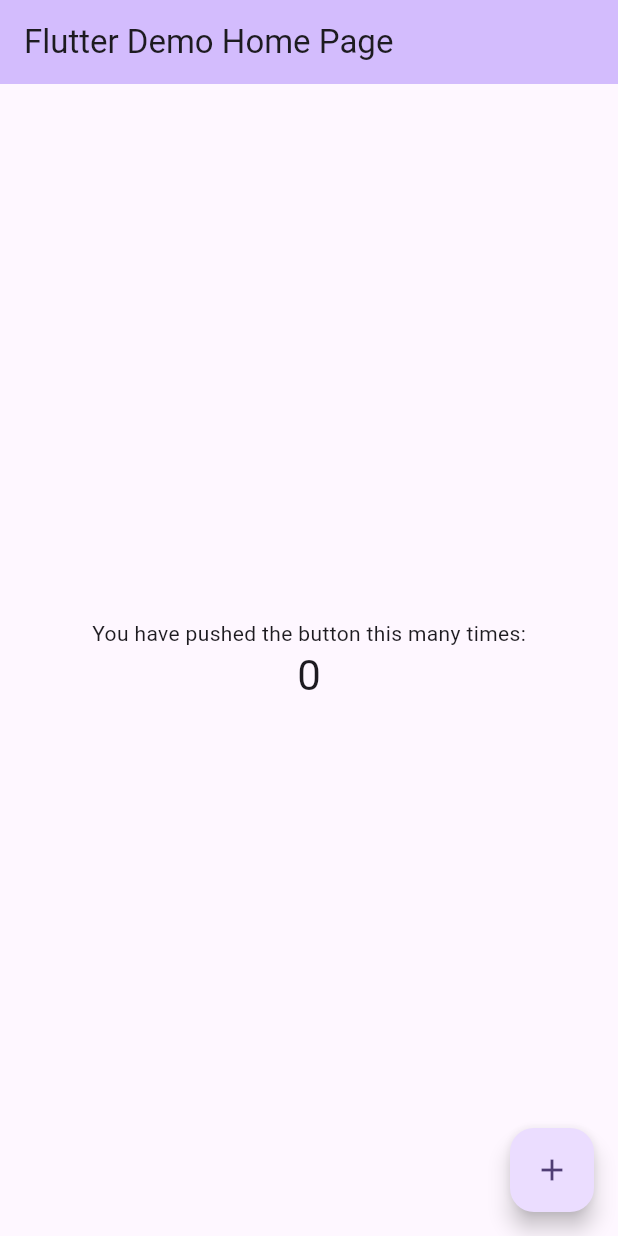
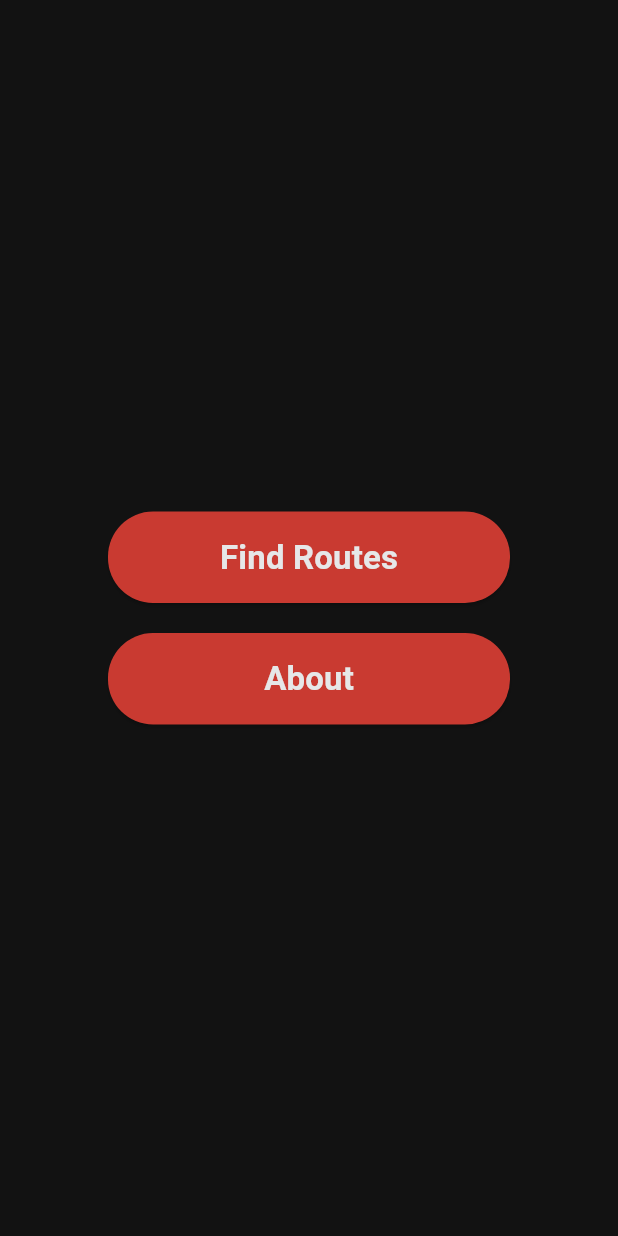
Before and after one commit to Petar-Taneski/boulder_bar_app, a Flutter app: the screen it shows after launch, on a phone screen of 412 x 824 dp. Run offline on Flutter 3.47's test engine with Material 3 defaults, Android fonts, the phone set to English and light mode, and no system bars.

Commit message:
adding home screen and buttons

```diff
--- a/lib/main.dart
+++ b/lib/main.dart
@@ -1,3 +1,4 @@
+import 'package:boulder_bar_app/pages/home.dart';
 import 'package:flutter/material.dart';
 
 void main() {
@@ -7,119 +8,16 @@ void main() {
 class MyApp extends StatelessWidget {
   const MyApp({super.key});
 
-  // This widget is the root of your application.
   @override
   Widget build(BuildContext context) {
     return MaterialApp(
       title: 'Flutter Demo',
       theme: ThemeData(
-        // This is the theme of your application.
-        //
-        // TRY THIS: Try running your application with "flutter run". You'll see
-        // the application has a purple toolbar. Then, without quitting the app,
-        // try changing the seedColor in the colorScheme below to Colors.green
-        // and then invoke "hot reload" (save your changes or press the "hot
-        // reload" button in a Flutter-supported IDE, or press "r" if you used
-        // the command line to start the app).
-        //
-        // Notice that the counter didn't reset back to zero; the application
-        // state is not lost during the reload. To reset the state, use hot
-        // restart instead.
-        //
-        // This works for code too, not just values: Most code changes can be
-        // tested with just a hot reload.
-        colorScheme: ColorScheme.fromSeed(seedColor: Colors.deepPurple),
+        // define the theme as black
+        colorScheme: ColorScheme.dark(),
         useMaterial3: true,
       ),
-      home: const MyHomePage(title: 'Flutter Demo Home Page'),
+      home: HomeScreen(),
     );
   }
 }
-
-class MyHomePage extends StatefulWidget {
-  const MyHomePage({super.key, required this.title});
-
-  // This widget is the home page of your application. It is stateful, meaning
-  // that it has a State object (defined below) that contains fields that affect
-  // how it looks.
-
-  // This class is the configuration for the state. It holds the values (in this
-  // case the title) provided by the parent (in this case the App widget) and
-  // used by the build method of the State. Fields in a Widget subclass are
-  // always marked "final".
-
-  final String title;
-
-  @override
-  State<MyHomePage> createState() => _MyHomePageState();
-}
-
-class _MyHomePageState extends State<MyHomePage> {
-  int _counter = 0;
-
-  void _incrementCounter() {
-    setState(() {
-      // This call to setState tells the Flutter framework that something has
-      // changed in this State, which causes it to rerun the build method below
-      // so that the display can reflect the updated values. If we changed
-      // _counter without calling setState(), then the build method would not be
-      // called again, and so nothing would appear to happen.
-      _counter++;
-    });
-  }
-
-  @override
-  Widget build(BuildContext context) {
-    // This method is rerun every time setState is called, for instance as done
-    // by the _incrementCounter method above.
-    //
-    // The Flutter framework has been optimized to make rerunning build methods
-    // fast, so that you can just rebuild anything that needs updating rather
-    // than having to individually change instances of widgets.
-    return Scaffold(
-      appBar: AppBar(
-        // TRY THIS: Try changing the color here to a specific color (to
-        // Colors.amber, perhaps?) and trigger a hot reload to see the AppBar
-        // change color while the other colors stay the same.
-        backgroundColor: Theme.of(context).colorScheme.inversePrimary,
-        // Here we take the value from the MyHomePage object that was created by
-        // the App.build method, and use it to set our appbar title.
-        title: Text(widget.title),
-      ),
-      body: Center(
-        // Center is a layout widget. It takes a single child and positions it
-        // in the middle of the parent.
-        child: Column(
-          // Column is also a layout widget. It takes a list of children and
-          // arranges them vertically. By default, it sizes itself to fit its
-          // children horizontally, and tries to be as tall as its parent.
-          //
-          // Column has various properties to control how it sizes itself and
-          // how it positions its children. Here we use mainAxisAlignment to
-          // center the children vertically; the main axis here is the vertical
-          // axis because Columns are vertical (the cross axis would be
-          // horizontal).
-          //
-          // TRY THIS: Invoke "debug painting" (choose the "Toggle Debug Paint"
-          // action in the IDE, or press "p" in the console), to see the
-          // wireframe for each widget.
-          mainAxisAlignment: MainAxisAlignment.center,
-          children: <Widget>[
-            const Text(
-              'You have pushed the button this many times:',
-            ),
-            Text(
-              '$_counter',
-              style: Theme.of(context).textTheme.headlineMedium,
-            ),
-          ],
-        ),
-      ),
-      floatingActionButton: FloatingActionButton(
-        onPressed: _incrementCounter,
-        tooltip: 'Increment',
-        child: const Icon(Icons.add),
-      ), // This trailing comma makes auto-formatting nicer for build methods.
-    );
-  }
-}
--- /dev/null
+++ b/lib/pages/home.dart
@@ -0,0 +1,102 @@
+import 'package:flutter/material.dart';
+
+class HomeScreen extends StatelessWidget {
+  @override
+  Widget build(BuildContext context) {
+    return Scaffold(
+      body: Center(
+        child: Column(
+          mainAxisAlignment: MainAxisAlignment.center,
+          children: <Widget>[
+            // Find Routes Button
+            SizedBox(
+              width: 268, // Fixed width for both buttons
+              child: ElevatedButton(
+                style: ElevatedButton.styleFrom(
+                  backgroundColor: Color(0xFFC93A31), // Button color
+                  shape: RoundedRectangleBorder(
+                    borderRadius:
+                        BorderRadius.circular(30.0), // Fully rounded corners
+                  ),
+                  padding: EdgeInsets.symmetric(vertical: 15), // Button size
+                ),
+                onPressed: () {
+                  // Navigate to Find Routes Page
+                  Navigator.push(
+                    context,
+                    MaterialPageRoute(builder: (context) => FindRoutesPage()),
+                  );
+                },
+                child: Text(
+                  'Find Routes',
+                  style: TextStyle(
+                      fontSize: 22,
+                      fontWeight: FontWeight.w600,
+                      color: Color(0xFFE6E7E8)),
+                ),
+              ),
+            ),
+            SizedBox(height: 20), // Space between buttons
+            // About Button
+            SizedBox(
+              width: 268, // Fixed width for both buttons
+              child: ElevatedButton(
+                style: ElevatedButton.styleFrom(
+                  backgroundColor: Color(0xFFC93A31), // Button color
+                  shape: RoundedRectangleBorder(
+                    borderRadius:
+                        BorderRadius.circular(30.0), // Fully rounded corners
+                  ),
+                  padding: EdgeInsets.symmetric(vertical: 15), // Button size
+                ),
+                onPressed: () {
+                  // Navigate to About Page
+                  Navigator.push(
+                    context,
+                    MaterialPageRoute(builder: (context) => AboutPage()),
+                  );
+                },
+                child: Text(
+                  'About',
+                  style: TextStyle(
+                      fontSize: 22,
+                      fontWeight: FontWeight.w600,
+                      color: Color(0xFFE6E7E8)),
+                ),
+              ),
+            ),
+          ],
+        ),
+      ),
+    );
+  }
+}
+
+// Placeholder for Find Routes Page
+class FindRoutesPage extends StatelessWidget {
+  @override
+  Widget build(BuildContext context) {
+    return Scaffold(
+      appBar: AppBar(
+        title: Text('Find Routes'),
+      ),
+      body: Center(
+        child: Text('This is the Find Routes Page'),
+      ),
+    );
+  }
+}
+
+class AboutPage extends StatelessWidget {
+  @override
+  Widget build(BuildContext context) {
+    return Scaffold(
+      appBar: AppBar(
+        title: Text('About'),
+      ),
+      body: Center(
+        child: Text('This is the About Page'),
+      ),
+    );
+  }
+}
```
Also changed, not shown: assets/boulderBarLogo.svg (added).
